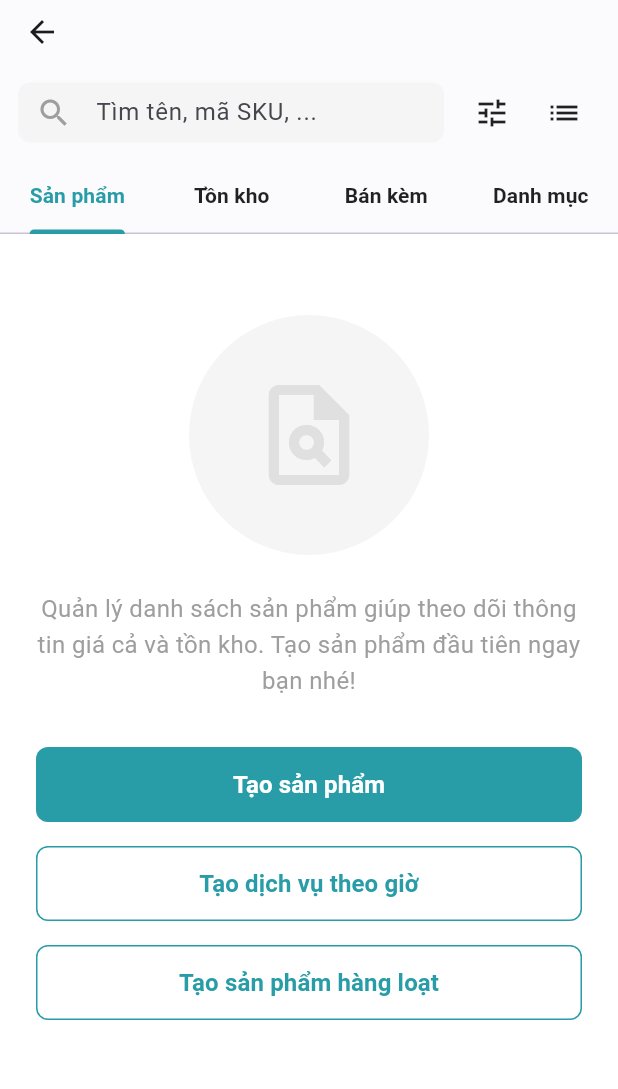
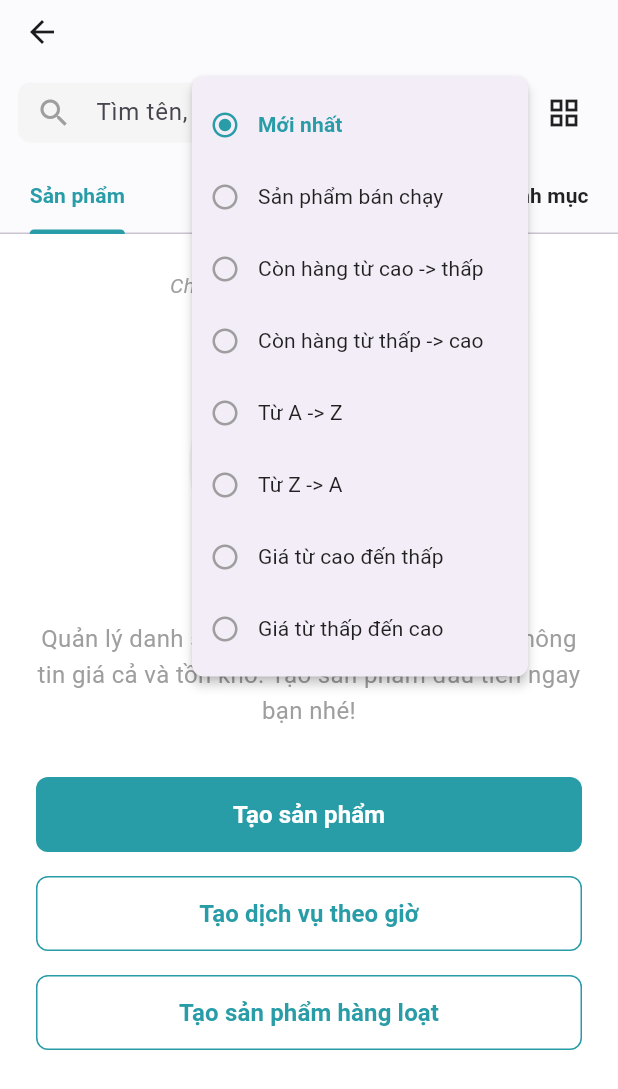
Before and after one commit to TrongPhucX5/BizFlowProject, a Flutter app: the ProductScreen screen opened by its route, after a tap on the "tune" icon, on a phone screen of 412 x 824 dp. Shown: the top 1089 px of the screen. Run offline on Flutter 3.47's test engine with Material 3 defaults, Android fonts, the phone set to English and light mode, and no system bars; our stand-ins replace dio, flutter_secure_storage, font_awesome_flutter, google_fonts, google_sign_in, shared_preferences; accounts and stored records are empty.

Commit message:
thêm mục tạo nhóm bán kèm

```diff
--- a/mobile/lib/features/product/presentation/product_screen.dart
+++ b/mobile/lib/features/product/presentation/product_screen.dart
@@ -1,31 +1,37 @@
 import 'package:flutter/material.dart';
-import 'package:mobile/features/product/presentation/product_create_screen.dart';
-class ProductScreen extends StatelessWidget {
+import 'package:mobile/features/product/presentation/product_create_screen.dart'; // Giữ nguyên import của bạn
+import 'package:mobile/features/product/presentation/combo_create_screen.dart';
+
+class ProductScreen extends StatefulWidget {
   const ProductScreen({super.key});
 
   @override
+  State<ProductScreen> createState() => _ProductScreenState();
+}
+
+class _ProductScreenState extends State<ProductScreen> {
+  bool _isGridView = false;
+  String _selectedSort = 'Mới nhất';
+
+  @override
   Widget build(BuildContext context) {
-    // Màu xanh lá chủ đạo theo thiết kế
     const Color kPrimaryGreen = Color(0xff289ca7);
     const Color kGreyBg = Color(0xFFF5F5F5);
     const Color kGreyText = Colors.grey;
 
-    // Sử dụng DefaultTabController để quản lý 4 tab
     return DefaultTabController(
-      length: 4, // Số lượng tab: Sản phẩm, Tồn kho, Bán kèm, Danh mục
+      length: 4,
       child: Scaffold(
         backgroundColor: Colors.white,
-        // === 1. APP BAR TÙY CHỈNH ===
+
+        // === APP BAR ===
         appBar: AppBar(
           backgroundColor: Colors.white,
-          elevation: 0.5, // Bóng mờ nhẹ
-
-          // Phần bottom chứa thanh tìm kiếm và TabBar
+          elevation: 0.5,
           bottom: PreferredSize(
-            preferredSize: const Size.fromHeight(100.0), // Chiều cao tổng cho phần bottom
+            preferredSize: const Size.fromHeight(100.0),
             child: Column(
               children: [
-                // --- Hàng chứa ô tìm kiếm và icon ---
                 Padding(
                   padding: const EdgeInsets.symmetric(horizontal: 12.0, vertical: 8.0),
                   child: Row(
@@ -48,26 +54,34 @@ class ProductScreen extends StatelessWidget {
                         ),
                       ),
                       const SizedBox(width: 8),
-                      IconButton(
-                        onPressed: () {}, // TODO: Icon sắp xếp/lọc
+                      PopupMenuButton<String>(
                         icon: const Icon(Icons.tune, color: Colors.black87),
-                        constraints: const BoxConstraints(), // Thu gọn padding
-                        padding: const EdgeInsets.all(8),
+                        shape: RoundedRectangleBorder(borderRadius: BorderRadius.circular(8)),
+                        onSelected: (String value) => setState(() => _selectedSort = value),
+                        itemBuilder: (BuildContext context) => <PopupMenuEntry<String>>[
+                          _buildPopupItem("Mới nhất"),
+                          _buildPopupItem("Sản phẩm bán chạy"),
+                          _buildPopupItem("Còn hàng từ cao -> thấp"),
+                          _buildPopupItem("Còn hàng từ thấp -> cao"),
+                          _buildPopupItem("Từ A -> Z"),
+                          _buildPopupItem("Từ Z -> A"),
+                          _buildPopupItem("Giá từ cao đến thấp"),
+                          _buildPopupItem("Giá từ thấp đến cao"),
+                        ],
                       ),
                       IconButton(
-                        onPressed: () {}, // TODO: Icon đổi kiểu xem
-                        icon: const Icon(Icons.list, color: Colors.black87),
+                        onPressed: () => setState(() => _isGridView = !_isGridView),
+                        icon: Icon(_isGridView ? Icons.list : Icons.grid_view, color: Colors.black87),
                         constraints: const BoxConstraints(),
                         padding: const EdgeInsets.all(8),
                       ),
-],
+                    ],
                   ),
                 ),
-                // --- Thanh TabBar ---
                 TabBar(
-                  labelColor: kPrimaryGreen, // Màu chữ tab được chọn
-                  unselectedLabelColor: Colors.black87, // Màu chữ tab chưa chọn
-                  indicatorColor: kPrimaryGreen, // Màu thanh gạch chân
+                  labelColor: kPrimaryGreen,
+                  unselectedLabelColor: Colors.black87,
+                  indicatorColor: kPrimaryGreen,
                   indicatorWeight: 3.0,
                   labelStyle: const TextStyle(fontWeight: FontWeight.bold),
                   tabs: const [
@@ -82,105 +96,199 @@ class ProductScreen extends StatelessWidget {
           ),
         ),
 
-        // === 2. NỘI DUNG CÁC TAB (TabBarView) ===
+        // === BODY CÁC TAB ===
         body: TabBarView(
           children: [
-            // --- Tab 1: Sản phẩm (Giao diện trạng thái rỗng) ---
+            // TAB 1: SẢN PHẨM
             _buildEmptyProductState(context, kPrimaryGreen, kGreyText, kGreyBg),
 
-            // --- Các tab khác (Placeholder tạm) ---
-            const Center(child: Text("Màn hình Tồn kho")),
-            const Center(child: Text("Màn hình Bán kèm")),
-            const Center(child: Text("Màn hình Danh mục")),
+            // TAB 2: TỒN KHO [Cập nhật mới]
+            _buildInventoryTab(context, kPrimaryGreen),
+
+            // TAB 3: BÁN KÈM [Cập nhật mới]
+            _buildComboTab(context, kPrimaryGreen),
+
+            // TAB 4: DANH MỤC [Cập nhật mới]
+            _buildCategoryTab(context, kPrimaryGreen),
           ],
         ),
       ),
     );
   }
 
-  // Widget xây dựng giao diện "Trạng thái rỗng" cho tab Sản phẩm
+  // --- WIDGET TAB 2: TỒN KHO ---
+  Widget _buildInventoryTab(BuildContext context, Color primaryColor) {
+    return Column(
+      children: [
+        // Thanh thống kê ở trên cùng
+        Container(
+          padding: const EdgeInsets.symmetric(horizontal: 16, vertical: 12),
+          color: Colors.white,
+          child: Row(
+            children: [
+              Text("Số lượng 0", style: TextStyle(color: Colors.green[700], fontWeight: FontWeight.bold)),
+              const Spacer(),
+              Text("Giá trị tồn 0", style: TextStyle(color: Colors.green[700], fontWeight: FontWeight.bold)),
+            ],
+          ),
+        ),
+        const Divider(height: 1),
+        // Nội dung rỗng
+        Expanded(
+          child: SingleChildScrollView(
+            child: Column(
+              mainAxisAlignment: MainAxisAlignment.center,
+              children: [
+                const SizedBox(height: 60),
+                Container(
+                  width: 140, height: 140,
+                  decoration: BoxDecoration(color: Colors.grey[100], shape: BoxShape.circle),
+                  child: Icon(Icons.analytics_outlined, size: 70, color: Colors.grey[300]),
+                ),
+                const SizedBox(height: 24),
+                const Padding(
+                  padding: EdgeInsets.symmetric(horizontal: 32),
+                  child: Text(
+                    "Quản lý tồn kho giúp kiểm soát số lượng hàng tồn kho và đáp ứng nhu cầu của khách hàng.\nTạo sản phẩm đầu tiên ngay bạn nhé!",
+                    textAlign: TextAlign.center,
+                    style: TextStyle(color: Colors.grey, height: 1.5),
+                  ),
+                ),
+                const SizedBox(height: 32),
+                SizedBox(
+                  width: 200, height: 48,
+                  child: ElevatedButton(
+                    onPressed: () {
+                      Navigator.push(context, MaterialPageRoute(builder: (context) => const ProductCreateScreen()));
+                    },
+                    style: ElevatedButton.styleFrom(backgroundColor: primaryColor, foregroundColor: Colors.white, shape: RoundedRectangleBorder(borderRadius: BorderRadius.circular(8))),
+                    child: const Text("Tạo sản phẩm", style: TextStyle(fontWeight: FontWeight.bold, fontSize: 16)),
+                  ),
+                ),
+              ],
+            ),
+          ),
+        ),
+      ],
+    );
+  }
+
+  // --- WIDGET TAB 3: BÁN KÈM ---
+  Widget _buildComboTab(BuildContext context, Color primaryColor) {
+    return Center(
+      child: Column(
+        mainAxisAlignment: MainAxisAlignment.center,
+        children: [
+          Container(
+            width: 140, height: 140,
+            decoration: BoxDecoration(color: Colors.grey[100], shape: BoxShape.circle),
+            child: Icon(Icons.copy_outlined, size: 70, color: Colors.grey[300]),
+          ),
+          const SizedBox(height: 24),
+          const Text("Chưa có Nhóm bán kèm theo nào!", style: TextStyle(color: Colors.grey, fontSize: 16)),
+          const SizedBox(height: 32),
+          SizedBox(
+            width: 220, height: 48,
+            child: ElevatedButton(
+              onPressed: () {
+                // --- LIÊN KẾT MỚI TẠI ĐÂY ---
+                Navigator.push(
+                  context,
+                  MaterialPageRoute(builder: (context) => const ComboCreateScreen()),
+                );
+              },
+              style: ElevatedButton.styleFrom(backgroundColor: primaryColor, foregroundColor: Colors.white, shape: RoundedRectangleBorder(borderRadius: BorderRadius.circular(8))),
+              child: const Text("Tạo nhóm bán kèm", style: TextStyle(fontWeight: FontWeight.bold, fontSize: 16)),
+            ),
+          ),
+        ],
+      ),
+    );
+  }
+
+  // --- WIDGET TAB 4: DANH MỤC ---
+  Widget _buildCategoryTab(BuildContext context, Color primaryColor) {
+    return Center(
+      child: Column(
+        mainAxisAlignment: MainAxisAlignment.center,
+        children: [
+          Container(
+            width: 140, height: 140,
+            decoration: BoxDecoration(color: Colors.grey[100], shape: BoxShape.circle),
+            child: Icon(Icons.category_outlined, size: 70, color: Colors.grey[300]),
+          ),
+          const SizedBox(height: 24),
+          const Text("Danh mục rõ ràng - Khách dễ mua hàng", style: TextStyle(color: Colors.grey, fontSize: 16)),
+          const SizedBox(height: 32),
+          SizedBox(
+            width: 200, height: 48,
+            child: ElevatedButton(
+              onPressed: () {}, // TODO: Logic tạo danh mục
+              style: ElevatedButton.styleFrom(backgroundColor: primaryColor, foregroundColor: Colors.white, shape: RoundedRectangleBorder(borderRadius: BorderRadius.circular(8))),
+              child: const Text("Tạo danh mục", style: TextStyle(fontWeight: FontWeight.bold, fontSize: 16)),
+            ),
+          ),
+        ],
+      ),
+    );
+  }
+
+  // --- HELPER ITEMS ---
+  PopupMenuItem<String> _buildPopupItem(String text) {
+    bool isSelected = _selectedSort == text;
+    return PopupMenuItem<String>(
+      value: text,
+      child: Row(
+        children: [
+          Icon(isSelected ? Icons.radio_button_checked : Icons.radio_button_off, color: isSelected ? const Color(0xff289ca7) : Colors.grey, size: 20),
+          const SizedBox(width: 12),
+          Text(text, style: TextStyle(color: isSelected ? const Color(0xff289ca7) : Colors.black87, fontWeight: isSelected ? FontWeight.bold : FontWeight.normal)),
+        ],
+      ),
+    );
+  }
+
+  // --- WIDGET TAB 1: SẢN PHẨM (GIỮ NGUYÊN) ---
   Widget _buildEmptyProductState(BuildContext context, Color primaryColor, Color greyText, Color greyBg) {
     return SingleChildScrollView(
       padding: const EdgeInsets.all(24.0),
       child: Column(
-        crossAxisAlignment: CrossAxisAlignment.center,
         children: [
+          Text("Chế độ xem: ${_isGridView ? 'Lưới (Grid)' : 'Danh sách (List)'}", style: const TextStyle(color: Colors.grey, fontStyle: FontStyle.italic)),
           const SizedBox(height: 30),
-          // 1. Ảnh minh họa (Dùng Icon thay thế cho ảnh thật)
           Container(
-            width: 160,
-            height: 160,
-            decoration: BoxDecoration(
-              color: greyBg,
-              shape: BoxShape.circle,
-            ),
-            // Sử dụng một icon tương tự cái kính lúp trên tài liệu
+            width: 160, height: 160,
+            decoration: BoxDecoration(color: greyBg, shape: BoxShape.circle),
             child: Icon(Icons.plagiarism_outlined, size: 80, color: Colors.grey.shade300),
           ),
           const SizedBox(height: 24),
-
-          // 2. Text mô tả
-          Text(
-            "Quản lý danh sách sản phẩm giúp theo dõi thông tin giá cả và tồn kho. Tạo sản phẩm đầu tiên ngay bạn nhé!",
-            textAlign: TextAlign.center,
-            style: TextStyle(fontSize: 16, color: greyText, height: 1.5),
-          ),
+          Text("Quản lý danh sách sản phẩm giúp theo dõi thông tin giá cả và tồn kho. Tạo sản phẩm đầu tiên ngay bạn nhé!", textAlign: TextAlign.center, style: TextStyle(fontSize: 16, color: greyText, height: 1.5)),
           const SizedBox(height: 32),
-
-          // 3. Các nút chức năng
-          // Nút 1: Tạo sản phẩm (Full màu xanh)
           SizedBox(
-            width: double.infinity,
-            height: 50,
+            width: double.infinity, height: 50,
             child: ElevatedButton(
               onPressed: () {
-                Navigator.push(
-                  context,
-                  MaterialPageRoute(builder: (context) => const ProductCreateScreen()),
-                );
+                Navigator.push(context, MaterialPageRoute(builder: (context) => const ProductCreateScreen()));
               },
-              style: ElevatedButton.styleFrom(
-                backgroundColor: primaryColor,
-foregroundColor: Colors.white,
-                shape: RoundedRectangleBorder(borderRadius: BorderRadius.circular(8)),
-                elevation: 0,
-              ),
+              style: ElevatedButton.styleFrom(backgroundColor: primaryColor, foregroundColor: Colors.white, shape: RoundedRectangleBorder(borderRadius: BorderRadius.circular(8)), elevation: 0),
               child: const Text("Tạo sản phẩm", style: TextStyle(fontSize: 16, fontWeight: FontWeight.bold)),
             ),
           ),
           const SizedBox(height: 16),
-
-          // Nút 2: Tạo dịch vụ (Viền xanh)
           SizedBox(
-            width: double.infinity,
-            height: 50,
+            width: double.infinity, height: 50,
             child: OutlinedButton(
-              onPressed: () {
-                // TODO: Chức năng khác
-              },
-              style: OutlinedButton.styleFrom(
-                foregroundColor: primaryColor,
-                side: BorderSide(color: primaryColor),
-                shape: RoundedRectangleBorder(borderRadius: BorderRadius.circular(8)),
-              ),
+              onPressed: () {},
+              style: OutlinedButton.styleFrom(foregroundColor: primaryColor, side: BorderSide(color: primaryColor), shape: RoundedRectangleBorder(borderRadius: BorderRadius.circular(8))),
               child: const Text("Tạo dịch vụ theo giờ", style: TextStyle(fontSize: 16, fontWeight: FontWeight.bold)),
             ),
           ),
           const SizedBox(height: 16),
-
-          // Nút 3: Tạo hàng loạt (Viền xanh)
           SizedBox(
-            width: double.infinity,
-            height: 50,
+            width: double.infinity, height: 50,
             child: OutlinedButton(
-              onPressed: () {
-                // TODO: Chức năng khác
-              },
-              style: OutlinedButton.styleFrom(
-                foregroundColor: primaryColor,
-                side: BorderSide(color: primaryColor),
-                shape: RoundedRectangleBorder(borderRadius: BorderRadius.circular(8)),
-              ),
+              onPressed: () {},
+              style: OutlinedButton.styleFrom(foregroundColor: primaryColor, side: BorderSide(color: primaryColor), shape: RoundedRectangleBorder(borderRadius: BorderRadius.circular(8))),
               child: const Text("Tạo sản phẩm hàng loạt", style: TextStyle(fontSize: 16, fontWeight: FontWeight.bold)),
             ),
           ),
```
Also changed, not shown: mobile/lib/features/product/presentation/combo_create_screen.dart (added, +392 -0 lines).
